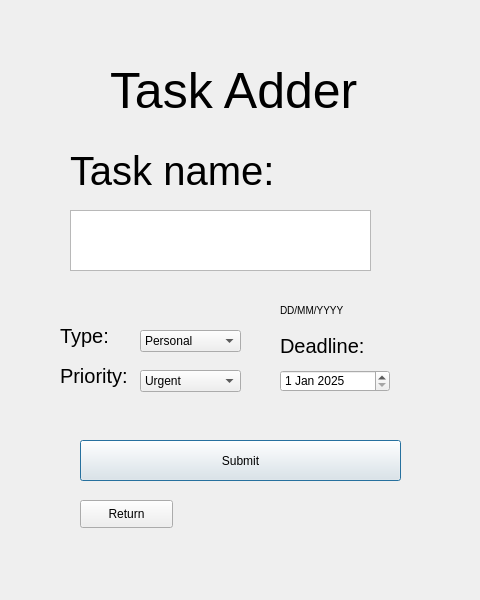
First picture: the form in elistaAdd.ui, repository ReiZedlav/CC15---ELISTA, before the edit.
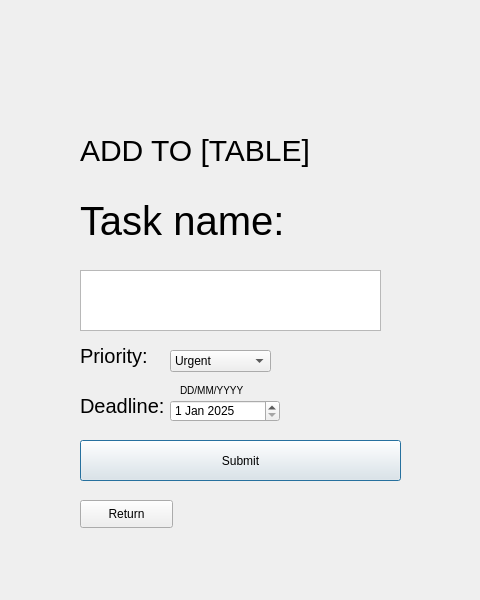
Second picture: the form after the edit.

The edit to the form file:
```diff
--- a/elistaAdd.ui
+++ b/elistaAdd.ui
@@ -16,24 +16,24 @@
   <widget class="QLabel" name="label_4">
    <property name="geometry">
     <rect>
-     <x>110</x>
-     <y>40</y>
-     <width>271</width>
+     <x>80</x>
+     <y>100</y>
+     <width>381</width>
      <height>101</height>
     </rect>
    </property>
    <property name="styleSheet">
-    <string notr="true">font-size: 50px;</string>
+    <string notr="true">font-size: 30px;</string>
    </property>
    <property name="text">
-    <string>Task Adder</string>
+    <string>ADD TO [TABLE]</string>
    </property>
   </widget>
   <widget class="QTextEdit" name="taskNameField">
    <property name="geometry">
     <rect>
-     <x>70</x>
-     <y>210</y>
+     <x>80</x>
+     <y>270</y>
      <width>301</width>
      <height>61</height>
     </rect>
@@ -45,8 +45,8 @@
   <widget class="QLabel" name="label_5">
    <property name="geometry">
     <rect>
-     <x>70</x>
-     <y>130</y>
+     <x>80</x>
+     <y>180</y>
      <width>201</width>
      <height>81</height>
     </rect>
@@ -59,53 +59,11 @@
     <string>Task name:</string>
    </property>
   </widget>
-  <widget class="QLabel" name="label_6">
-   <property name="geometry">
-    <rect>
-     <x>60</x>
-     <y>310</y>
-     <width>71</width>
-     <height>51</height>
-    </rect>
-   </property>
-   <property name="styleSheet">
-    <string notr="true">font-size: 20px;
-</string>
-   </property>
-   <property name="text">
-    <string>Type:</string>
-   </property>
-  </widget>
-  <widget class="QComboBox" name="addTaskTypeBox">
-   <property name="geometry">
-    <rect>
-     <x>140</x>
-     <y>330</y>
-     <width>101</width>
-     <height>22</height>
-    </rect>
-   </property>
-   <item>
-    <property name="text">
-     <string>Personal</string>
-    </property>
-   </item>
-   <item>
-    <property name="text">
-     <string>Academic</string>
-    </property>
-   </item>
-   <item>
-    <property name="text">
-     <string>Miscellaneous</string>
-    </property>
-   </item>
-  </widget>
   <widget class="QLabel" name="label_7">
    <property name="geometry">
     <rect>
-     <x>60</x>
-     <y>350</y>
+     <x>80</x>
+     <y>330</y>
      <width>71</width>
      <height>51</height>
     </rect>
@@ -121,8 +79,8 @@
   <widget class="QComboBox" name="addTaskPriorityBox">
    <property name="geometry">
     <rect>
-     <x>140</x>
-     <y>370</y>
+     <x>170</x>
+     <y>350</y>
      <width>101</width>
      <height>22</height>
     </rect>
@@ -156,8 +114,8 @@
   <widget class="QDateEdit" name="addTaskDeadlineBox">
    <property name="geometry">
     <rect>
-     <x>280</x>
-     <y>370</y>
+     <x>170</x>
+     <y>400</y>
      <width>110</width>
      <height>22</height>
     </rect>
@@ -176,8 +134,8 @@
   <widget class="QLabel" name="label_8">
    <property name="geometry">
     <rect>
-     <x>280</x>
-     <y>320</y>
+     <x>80</x>
+     <y>380</y>
      <width>121</width>
      <height>51</height>
     </rect>
@@ -206,8 +164,8 @@
   <widget class="QLabel" name="label_9">
    <property name="geometry">
     <rect>
-     <x>280</x>
-     <y>300</y>
+     <x>180</x>
+     <y>380</y>
      <width>121</width>
      <height>20</height>
     </rect>
```
Left out of the diff: 2 changed lines with no effect on the pictures.
